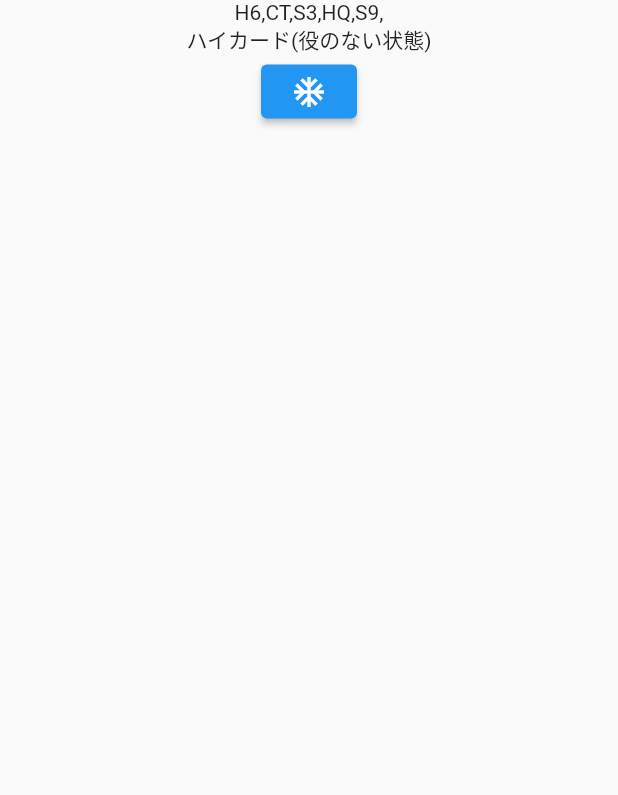
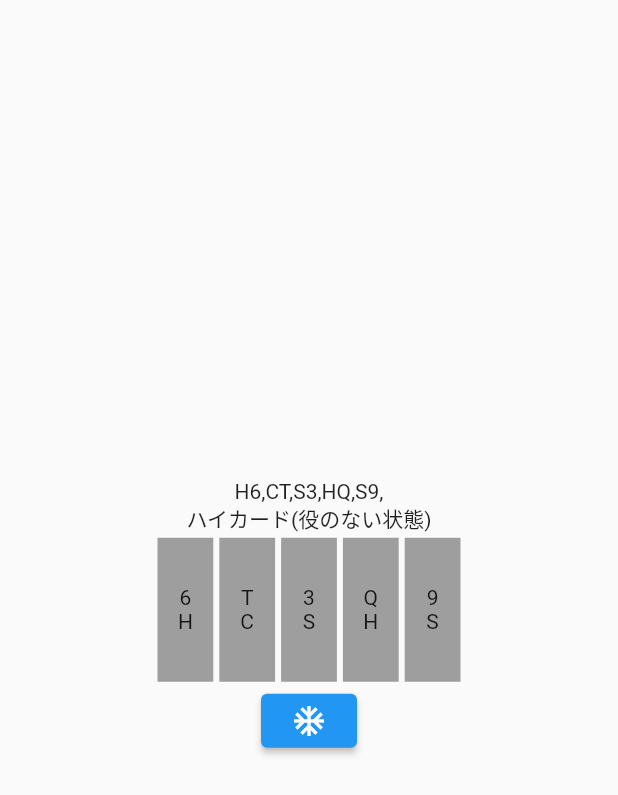
Before and after one commit to Aethey/DartLeetCodeTest, a Flutter app: the screen it shows after launch, on a phone screen of 412 x 824 dp. Shown: the top 795 px of the screen. Run offline on Flutter 3.47's test engine with Material 2 defaults, Android fonts, the phone set to English and light mode, and no system bars.

Commit message:
add a widget....

```diff
--- a/lib/widget/poker_page.dart
+++ b/lib/widget/poker_page.dart
@@ -9,6 +9,7 @@ class PokerPage extends StatelessWidget {
 
   @override
   Widget build(BuildContext context) {
+    Size size = MediaQuery.of(context).size;
     getPokers();
     return Scaffold(
       body: SafeArea(
@@ -29,9 +30,39 @@ class PokerPage extends StatelessWidget {
 
               return Center(
                 child: Column(
+                  mainAxisAlignment: MainAxisAlignment.center,
+                  crossAxisAlignment: CrossAxisAlignment.center,
                   children: [
                     Text('$poker'),
                     Text('$value'),
+                    Container(
+                      width: size.width / 2,
+                      height: 100,
+                      child: ListView.builder(
+                        scrollDirection: Axis.horizontal,
+                        itemCount: snapshot.data.cards.length,
+                        itemBuilder: (BuildContext context, int index) {
+                          return Container(
+                            width: size.width / 10,
+                            height: 100,
+                            child: Container(
+                              color: Colors.grey,
+                              margin: const EdgeInsets.all(2.0),
+                              child: Center(
+                                child: Column(
+                                  mainAxisAlignment: MainAxisAlignment.center,
+                                  crossAxisAlignment: CrossAxisAlignment.center,
+                                  children: [
+                                    Text('${snapshot.data.cards[index].value}'),
+                                    Text('${snapshot.data.cards[index].suit}'),
+                                  ],
+                                ),
+                              ),
+                            ),
+                          );
+                        },
+                      ),
+                    ),
                     ElevatedButton(
                         onPressed: () {
                           getPokers();
@@ -150,4 +181,8 @@ class PokerPage extends StatelessWidget {
       }
     }
   }
+
+  void close() {
+    _streamController.close();
+  }
 }
```
